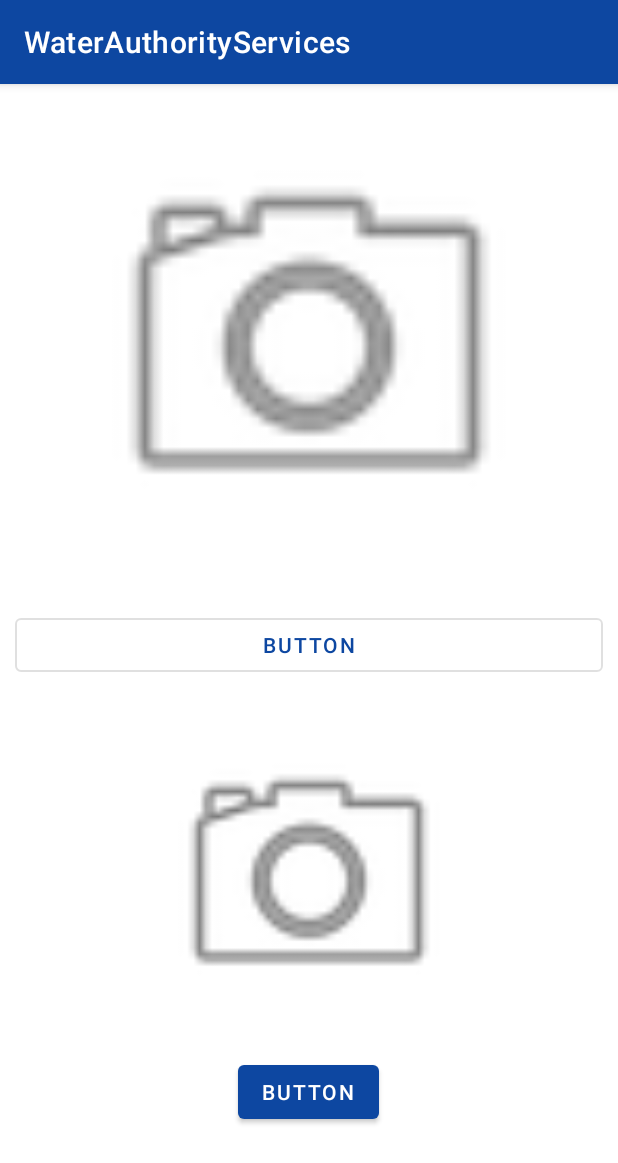
After one commit to baselmjnad/WaterAuthorityServices, an Android app: the NewMeter screen opened directly, with no data from a screen before it, on a phone screen of 412 x 824 dp. The commit adds this screen. Shown: the top 1163 px of the screen. Run offline under Robolectric (Android 15) with nearby library versions, the phone set to English and light mode, and no system bars.

Commit message:
testing of convert photo to byte array

```diff
--- a/app/src/main/AndroidManifest.xml
+++ b/app/src/main/AndroidManifest.xml
@@ -4,7 +4,6 @@
 
     <uses-permission android:name="android.permission.INTERNET" />
     <uses-permission android:name="android.permission.ACCESS_NETWORK_STATE" />
-
     <application
         android:allowBackup="true"
         android:dataExtractionRules="@xml/data_extraction_rules"
@@ -15,6 +14,9 @@
         android:supportsRtl="true"
         android:theme="@style/Theme.WaterAuthorityServices"
         tools:targetApi="31">
+        <activity
+            android:name=".NewMeter"
+            android:exported="false" />
         <activity
             android:name=".MyInvoices"
             android:exported="false" />
--- /dev/null
+++ b/app/src/main/java/com/example/waterauthorityservices/NewMeter.java
@@ -0,0 +1,63 @@
+package com.example.waterauthorityservices;
+
+import androidx.appcompat.app.AppCompatActivity;
+
+import android.content.Intent;
+import android.graphics.Bitmap;
+import android.graphics.BitmapFactory;
+import android.os.Bundle;
+import android.provider.MediaStore;
+import android.view.View;
+import android.widget.Button;
+import android.widget.ImageView;
+import android.widget.Toast;
+
+import java.io.ByteArrayOutputStream;
+import java.io.IOException;
+import java.nio.ByteBuffer;
+
+public class NewMeter extends AppCompatActivity {
+    ImageView imageNewMeter, imageTest;
+    Integer pic_id = 123;
+    byte[] photArray;
+
+    @Override
+    protected void onCreate(Bundle savedInstanceState) {
+        super.onCreate(savedInstanceState);
+        setContentView(R.layout.activity_new_meter);
+
+        imageNewMeter = findViewById(R.id.imageNewMeter);
+        imageTest = findViewById(R.id.imageTest);
+
+    }
+
+    public void OpenCamera(View view) {
+        Intent camera_intent = new Intent(MediaStore.ACTION_IMAGE_CAPTURE);
+        // Start the activity with camera_intent, and request pic id
+        startActivityForResult(camera_intent, pic_id);
+    }
+
+    protected void onActivityResult(int requestCode, int resultCode, Intent data) {
+        super.onActivityResult(requestCode, resultCode, data);
+        if (requestCode == pic_id) {
+            Bitmap photo = (Bitmap) data.getExtras().get("data");
+            imageNewMeter.setImageBitmap(photo);
+            ByteArrayOutputStream baos = new ByteArrayOutputStream();
+            photo.compress(Bitmap.CompressFormat.JPEG, 100, baos);
+            photArray = baos.toByteArray();
+            long len = photArray.length / 1024;
+            String ss = String.valueOf(len);
+            Toast.makeText(getApplicationContext(), ss, Toast.LENGTH_LONG).show();
+            try {
+                baos.close();
+            } catch (IOException e) {
+                throw new RuntimeException(e);
+            }
+
+        }
+    }
+
+    public void byteToPhpto(View view) {
+        imageTest.setImageBitmap(BitmapFactory.decodeByteArray(photArray, 0, photArray.length));
+    }
+}
--- /dev/null
+++ b/app/src/main/res/layout/activity_new_meter.xml
@@ -0,0 +1,42 @@
+<?xml version="1.0" encoding="utf-8"?>
+<LinearLayout xmlns:android="http://schemas.android.com/apk/res/android"
+    xmlns:app="http://schemas.android.com/apk/res-auto"
+    xmlns:tools="http://schemas.android.com/tools"
+    android:layout_width="match_parent"
+    android:layout_height="match_parent"
+    android:orientation="vertical"
+    tools:context=".NewMeter">
+
+    <ImageView
+        android:id="@+id/imageNewMeter"
+        android:layout_width="300dp"
+        android:layout_height="300dp"
+        android:layout_gravity="center_horizontal"
+        android:layout_margin="20dp"
+        app:srcCompat="@android:drawable/ic_menu_camera" />
+
+    <Button
+        android:id="@+id/btnTakePhoto"
+        style="@style/Widget.MaterialComponents.Button.OutlinedButton"
+        android:layout_width="match_parent"
+        android:layout_height="wrap_content"
+        android:layout_margin="10dp"
+        android:onClick="OpenCamera"
+        android:text="Button" />
+
+    <ImageView
+        android:id="@+id/imageTest"
+        android:layout_width="200dp"
+        android:layout_height="200dp"
+        android:layout_gravity="center_horizontal"
+        android:layout_margin="20dp"
+        app:srcCompat="@android:drawable/ic_menu_camera" />
+
+    <Button
+        android:id="@+id/button5"
+        android:layout_width="wrap_content"
+        android:layout_height="wrap_content"
+        android:layout_gravity="center_horizontal"
+        android:onClick="byteToPhpto"
+        android:text="Button" />
+</LinearLayout>
--- a/app/src/main/res/layout/activity_user.xml
+++ b/app/src/main/res/layout/activity_user.xml
@@ -127,6 +127,7 @@
                     android:id="@+id/button101"
                     android:layout_width="130dp"
                     android:layout_height="130dp"
+                    android:onClick="GotoNewMeter"
                     app:icon="@drawable/twotone_gas_meter_24"
                     app:iconGravity="textStart"
                     app:iconSize="60dp" />
```
Also changed, not shown: app/src/main/java/Classes/Helper.java (+53 -0 lines), app/src/main/java/Classes/RequestDetails.java (+4 -4 lines), app/src/main/java/com/example/waterauthorityservices/UserActivity.java (+8 -0 lines).
